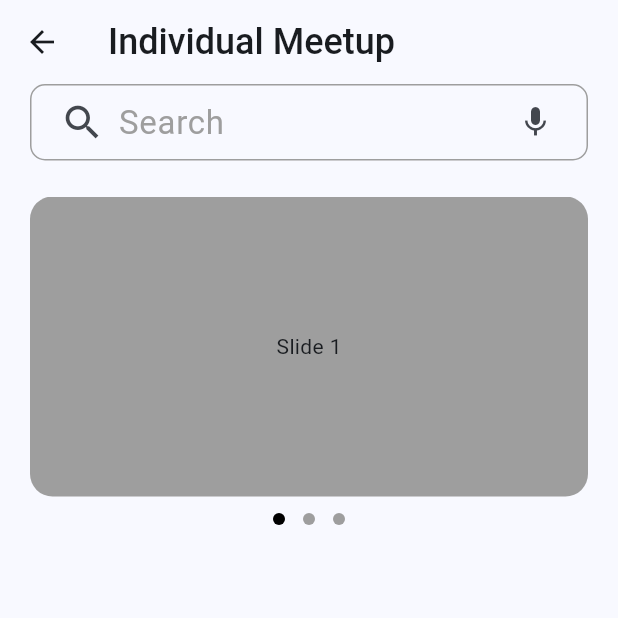
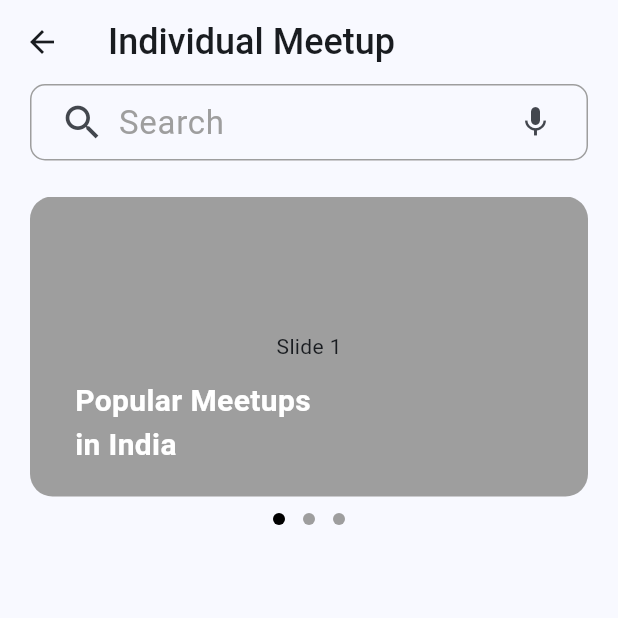
Before and after one commit to BIBINKB97/Machine-test-screens, a Flutter app: the MeetUpPage screen opened directly, on a phone screen of 412 x 824 dp, the top half of it. Run offline on Flutter 3.47's test engine with Material 3 defaults, Android fonts, the phone set to English and light mode, and no system bars; drawn by our look-alikes of carousel_slider, dots_indicator.

Commit message:
working on meetup page Ui, carousel and indicator added

```diff
--- a/lib/screens/meetup/meetup_screen/widgets/carousel_slider.dart
+++ b/lib/screens/meetup/meetup_screen/widgets/carousel_slider.dart
@@ -1,6 +1,7 @@
 import 'package:carousel_slider/carousel_slider.dart';
 import 'package:dots_indicator/dots_indicator.dart';
 import 'package:flutter/material.dart';
+import 'package:machine_test/screens/login_screen/widgets/text_style.dart';
 import 'package:machine_test/utils.dart';
 
 class CustomCarousel
@@ -17,15 +18,20 @@ class CustomCarousel
 class _CustomCarouselState
     extends State<
         CustomCarousel> {
+  int _currentIndex =
+      0;
+
   @override
   Widget build(
       BuildContext
           context) {
-    return Center(
-      child:
-          Column(
-        mainAxisAlignment: MainAxisAlignment.center,
+    return Column(
+      mainAxisAlignment:
+          MainAxisAlignment.center,
       children: [
+        Stack(
+          children: [
+
             CarouselSlider(
               items: [
                 Container(
@@ -50,10 +56,28 @@ class _CustomCarouselState
                 enableInfiniteScroll: true,
                 autoPlayAnimationDuration: Duration(milliseconds: 800),
                 viewportFraction: 1.0,
+                onPageChanged: (index, reason) {
+                  setState(() {
+                    _currentIndex = index;
+                  });
+                },
               ),
             ),
+            Positioned(
+                bottom: 20,
+                left: 30,
+                child: CustomText(
+                  text: "Popular Meetups\nin India",
+                  clr: kwhite,
+                  fs: 20,
+                  fw: FontWeight.w600,
+                )),
+          ],
+        ),
+
         SizedBox(height: 5),
         DotsIndicator(
+          position: _currentIndex,
           dotsCount: 3,
           decorator: DotsDecorator(
             color: kgrey,
@@ -66,7 +90,6 @@ class _CustomCarouselState
           ),
         ),
       ],
-      ),
     );
   }
 }
```
Lines whose indentation alone changed are shown as unchanged.
